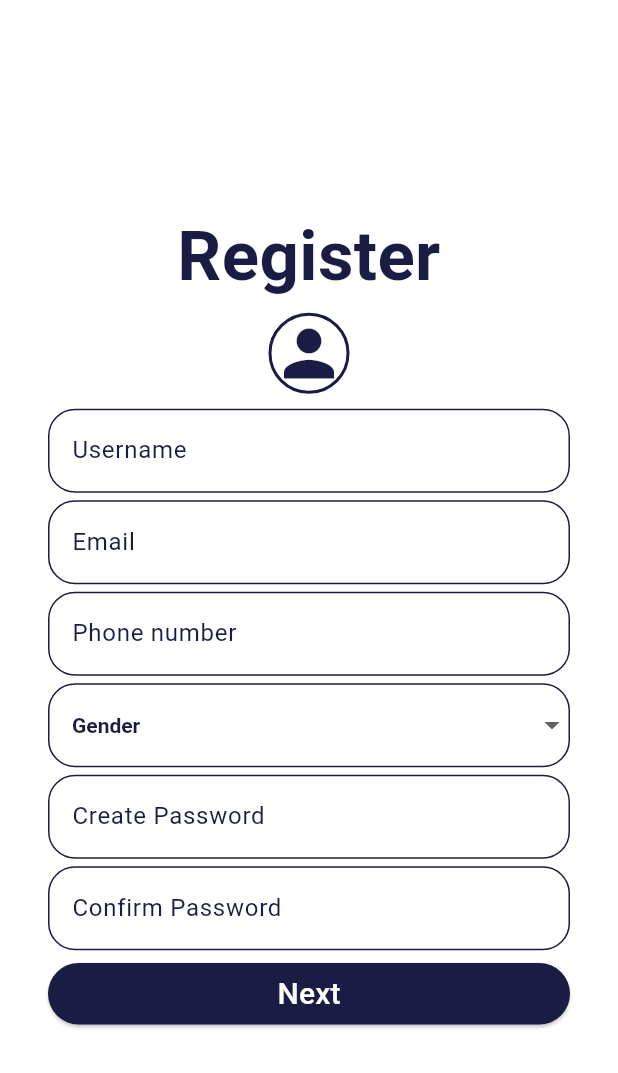
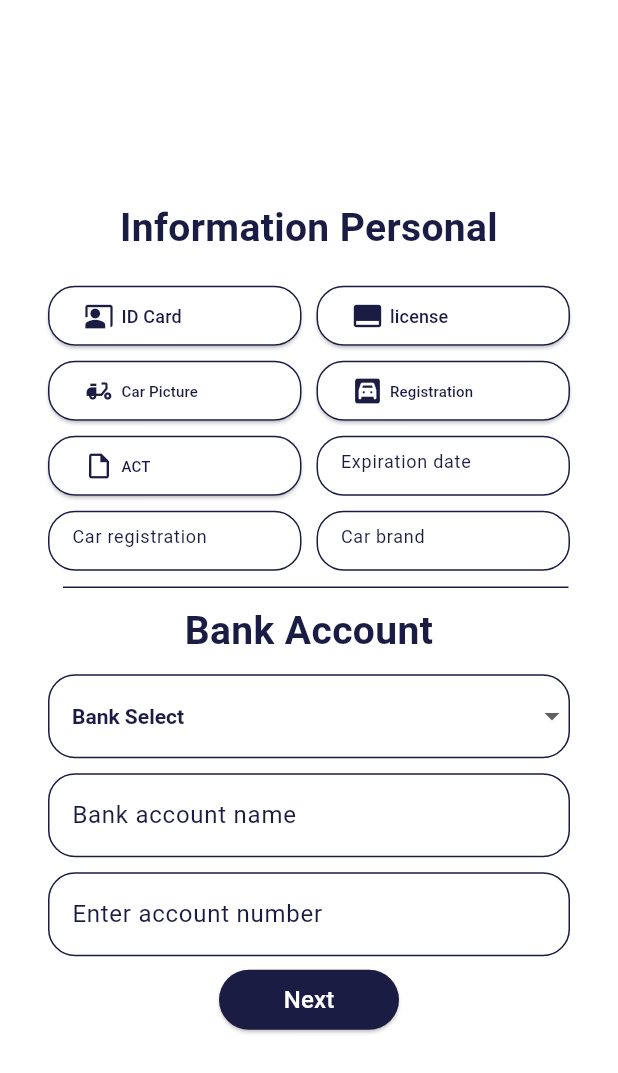
Before and after one commit to RELIEFCOSPLAY/GOTWO_APP, a Flutter app: the screen it shows after launch, on a phone screen of 412 x 824 dp. Shown: the top 1073 px of the screen. Run offline on Flutter 3.47's test engine with Material 3 defaults, Android fonts, the phone set to English and light mode, and no system bars.

Commit message:
main update

```diff
--- /dev/null
+++ b/lib/gotwo_Information.dart
@@ -0,0 +1,403 @@
+import 'package:flutter/material.dart';
+
+class GotwoInformation extends StatefulWidget {
+  @override
+  State<GotwoInformation> createState() => _GotwoInformationState();
+}
+
+class _GotwoInformationState extends State<GotwoInformation> {
+  TextEditingController expirationController = TextEditingController();
+  TextEditingController carRegistrationController = TextEditingController();
+  TextEditingController carBrandController = TextEditingController();
+  TextEditingController namebankAccountController = TextEditingController();
+  TextEditingController accountNumberController = TextEditingController();
+
+  static const List<String> list = <String>[
+    'Bank Select',
+    'Bank 1',
+    'Bank 2',
+  ];
+  String dropdownValue = list.first;
+
+  @override
+  Widget build(BuildContext context) {
+    return Container(
+      decoration: const BoxDecoration(
+          gradient: LinearGradient(
+        begin: Alignment.topRight,
+        end: Alignment.bottomLeft,
+        colors: [
+          Colors.white,
+          Colors.white,
+        ],
+      )),
+      child: Scaffold(
+        backgroundColor: Colors.transparent,
+        body: _page(),
+      ),
+    );
+  }
+
+  Widget _page() {
+    return Padding(
+      padding: const EdgeInsets.all(32.0),
+      child: Center(
+        child: Column(
+          mainAxisAlignment: MainAxisAlignment.center,
+          children: [
+            _aText(),
+            const SizedBox(height: 20),
+            Row(
+              children: [
+                Expanded(
+                  child: _idcardBtn(),
+                ),
+                const SizedBox(width: 10),
+                Expanded(
+                  child: _licenseBtn(),
+                )
+              ],
+            ),
+            const SizedBox(height: 10),
+            Row(
+              children: [
+                Expanded(
+                  child: _carPictureBtn(),
+                ),
+                const SizedBox(width: 10),
+                Expanded(
+                  child:
+                      _carRegistrationBtn(),
+                )
+              ],
+            ),
+            const SizedBox(height: 10),
+            Row(
+              children: [
+                Expanded(
+                  child: _carACTBtn(),
+                ),
+                const SizedBox(width: 10),
+                Expanded(
+                  child: _inputField("Expiration date", expirationController),
+                )
+              ],
+            ),
+            const SizedBox(height: 10),
+            Row(
+              children: [
+                Expanded(
+                  child: _inputField("Car registration", carRegistrationController),
+                ),
+                const SizedBox(width: 10),
+                Expanded(
+                  child: _inputField("Car brand", carBrandController),
+                )
+              ],
+            ),
+            const SizedBox(height: 10),
+            const Divider(
+              color: Color(0xff1a1c43),
+              height: 2,
+              thickness: 1,
+              indent: 10,
+              endIndent: 1,
+            ),
+            const SizedBox(height: 10),
+            _bText(),
+            const SizedBox(height: 10),
+            _dropdown(),
+            const SizedBox(height: 10),
+            _inputField2("Bank account name", namebankAccountController),
+            const SizedBox(height: 10),
+            _inputField2("Enter account number", accountNumberController),
+            const SizedBox(height: 5),
+            _nextBtn(),
+          ],
+        ),
+      ),
+    );
+  }
+
+  Widget _aText() {
+    return const Text(
+      "Information Personal",
+      textAlign: TextAlign.center,
+      style: TextStyle(
+          fontSize: 26, color: Color(0xff1a1c43), fontWeight: FontWeight.bold),
+    );
+  }
+
+  Widget _inputField(String hintText, TextEditingController controller,
+      {isPassword = false}) {
+    var border = OutlineInputBorder(
+        borderRadius: BorderRadius.circular(18),
+        borderSide: const BorderSide(color: Color(0xff1a1c43)));
+
+    return SizedBox(
+      height: 40,
+      width: 100,
+      child: TextField(
+        style: const TextStyle(color: Color(0xff1a1c43), fontSize: 12),
+        controller: controller,
+        decoration: InputDecoration(
+          hintText: hintText,
+          hintStyle: const TextStyle(color: Color(0xff1a1c43)),
+          enabledBorder: border,
+          focusedBorder: border,
+        ),
+        obscureText: isPassword,
+      ),
+    );
+  }
+
+  Widget _inputField2(String hintText, TextEditingController controller,
+      {isPassword = false}) {
+    var border = OutlineInputBorder(
+        borderRadius: BorderRadius.circular(18),
+        borderSide: const BorderSide(color: Color(0xff1a1c43)));
+
+    return SizedBox(
+      child: TextField(
+        style: const TextStyle(
+          color: Color(0xff1a1c43),
+        ),
+        controller: controller,
+        decoration: InputDecoration(
+          hintText: hintText,
+          hintStyle: const TextStyle(color: Color(0xff1a1c43)),
+          enabledBorder: border,
+          focusedBorder: border,
+        ),
+        obscureText: isPassword,
+      ),
+    );
+  }
+
+  Widget _bText() {
+    return const Text(
+      "Bank Account",
+      textAlign: TextAlign.center,
+      style: TextStyle(
+          fontSize: 26, color: Color(0xff1a1c43), fontWeight: FontWeight.bold),
+    );
+  }
+
+  Widget _dropdown() {
+    var border = OutlineInputBorder(
+        borderRadius: BorderRadius.circular(18),
+        borderSide: const BorderSide(color: Color(0xff1a1c43)));
+
+    return DropdownButtonFormField<String>(
+      hint: const Text('Gender'),
+      decoration: InputDecoration(
+        enabledBorder: border,
+        focusedBorder: border,
+      ),
+      value: dropdownValue,
+      elevation: 16,
+      style: const TextStyle(
+        color: Color(0xff1a1c43),
+        fontWeight: FontWeight.bold,
+      ),
+      borderRadius: BorderRadius.circular(18),
+      onChanged: (String? value) {
+        // This is called when the user selects an item.
+        setState(() {
+          dropdownValue = value!;
+        });
+      },
+      items: list.map<DropdownMenuItem<String>>((String value) {
+        return DropdownMenuItem<String>(
+          value: value,
+          child: Text(value),
+        );
+      }).toList(),
+    );
+  }
+
+  Widget _nextBtn() {
+    return ElevatedButton(
+      onPressed: () {},
+      style: ElevatedButton.styleFrom(
+        fixedSize: const Size(120, 24),
+        foregroundColor: Colors.blue,
+        backgroundColor: const Color(0xff1a1c43),
+        shape: const StadiumBorder(),
+        padding: const EdgeInsets.symmetric(vertical: 2),
+      ),
+      child: const SizedBox(
+          width: double.infinity,
+          child: Text(
+            "Next",
+            textAlign: TextAlign.center,
+            style: TextStyle(fontSize: 16, color: Colors.white),
+          )),
+    );
+  }
+
+  Widget _idcardBtn() {
+    return SizedBox(
+      width: 100,
+      height: 40,
+      child: ElevatedButton(
+        onPressed: () {},
+        style: ButtonStyle(
+            backgroundColor: const WidgetStatePropertyAll(Colors.white),
+            shape: WidgetStateProperty.all<RoundedRectangleBorder>(
+                RoundedRectangleBorder(
+                    borderRadius: BorderRadius.circular(18.0),
+                    side: const BorderSide(color: Color(0xff1a1c43))))),
+        child: const SizedBox(
+            width: double.infinity,
+            child: Row(
+              children: [
+                Icon(
+                  Icons.co_present,
+                  color: Color(0xff1a1c43),
+                  size: 20.0,
+                ),
+                SizedBox(width: 5),
+                Text(
+                  "ID Card",
+                  textAlign: TextAlign.center,
+                  style: TextStyle(fontSize: 12, color: Color(0xff1a1c43)),
+                ),
+              ],
+            )),
+      ),
+    );
+  }
+
+  Widget _licenseBtn() {
+    return SizedBox(
+      width: 100,
+      height: 40,
+      child: ElevatedButton(
+        onPressed: () {},
+        style: ButtonStyle(
+            backgroundColor: const WidgetStatePropertyAll(Colors.white),
+            shape: WidgetStateProperty.all<RoundedRectangleBorder>(
+                RoundedRectangleBorder(
+                    borderRadius: BorderRadius.circular(18.0),
+                    side: const BorderSide(color: Color(0xff1a1c43))))),
+        child: const SizedBox(
+            width: double.infinity,
+            child: Row(
+              children: [
+                Icon(
+                  Icons.call_to_action,
+                  color: Color(0xff1a1c43),
+                  size: 20.0,
+                ),
+                SizedBox(width: 5),
+                Text(
+                  "license",
+                  textAlign: TextAlign.center,
+                  style: TextStyle(fontSize: 12, color: Color(0xff1a1c43)),
+                ),
+              ],
+            )),
+      ),
+    );
+  }
+
+  Widget _carPictureBtn() {
+    return SizedBox(
+      width: 100,
+      height: 40,
+      child: ElevatedButton(
+        onPressed: () {},
+        style: ButtonStyle(
+            backgroundColor: const WidgetStatePropertyAll(Colors.white),
+            shape: WidgetStateProperty.all<RoundedRectangleBorder>(
+                RoundedRectangleBorder(
+                    borderRadius: BorderRadius.circular(18.0),
+                    side: const BorderSide(color: Color(0xff1a1c43))))),
+        child: const SizedBox(
+            width: double.infinity,
+            child: Row(
+              children: [
+                Icon(
+                  Icons.moped,
+                  color: Color(0xff1a1c43),
+                  size: 20.0,
+                ),
+                SizedBox(width: 5),
+                Text(
+                  "Car Picture",
+                  textAlign: TextAlign.center,
+                  style: TextStyle(fontSize: 10, color: Color(0xff1a1c43)),
+                ),
+              ],
+            )),
+      ),
+    );
+  }
+
+  Widget _carRegistrationBtn() {
+    return SizedBox(
+      width: 100,
+      height: 40,
+      child: ElevatedButton(
+        onPressed: () {},
+        style: ButtonStyle(
+            backgroundColor: const WidgetStatePropertyAll(Colors.white),
+            shape: WidgetStateProperty.all<RoundedRectangleBorder>(
+                RoundedRectangleBorder(
+                    borderRadius: BorderRadius.circular(18.0),
+                    side: const BorderSide(color: Color(0xff1a1c43))))),
+        child: const SizedBox(
+            width: double.infinity,
+            child: Row(
+              children: [
+                Icon(
+                  Icons.garage,
+                  color: Color(0xff1a1c43),
+                  size: 20.0,
+                ),
+                SizedBox(width: 5),
+                Text(
+                  "Registration",
+                  textAlign: TextAlign.center,
+                  style: TextStyle(fontSize: 10, color: Color(0xff1a1c43)),
+                ),
+              ],
+            )),
+      ),
+    );
+  }
+
+  Widget _carACTBtn() {
+    return SizedBox(
+      width: 100,
+      height: 40,
+      child: ElevatedButton(
+        onPressed: () {},
+        style: ButtonStyle(
+            backgroundColor: const WidgetStatePropertyAll(Colors.white),
+            shape: WidgetStateProperty.all<RoundedRectangleBorder>(
+                RoundedRectangleBorder(
+                    borderRadius: BorderRadius.circular(18.0),
+                    side: const BorderSide(color: Color(0xff1a1c43))))),
+        child: const SizedBox(
+            width: double.infinity,
+            child: Row(
+              children: [
+                Icon(
+                  Icons.insert_drive_file_outlined,
+                  color: Color(0xff1a1c43),
+                  size: 20.0,
+                ),
+                SizedBox(width: 5),
+                Text(
+                  "ACT",
+                  textAlign: TextAlign.center,
+                  style: TextStyle(fontSize: 10, color: Color(0xff1a1c43)),
+                ),
+              ],
+            )),
+      ),
+    );
+  }
+}
--- a/lib/gotwo_Register.dart
+++ b/lib/gotwo_Register.dart
@@ -149,6 +149,7 @@ class _Rider_RegisterState extends State<Rider_Register> {
         debugPrint("Gender: " + dropdownValue);
       },
       style: ElevatedButton.styleFrom(
+        fixedSize: Size(120, 34),
         foregroundColor: Colors.blue,
         backgroundColor: Color(0xff1a1c43),
         shape: const StadiumBorder(),
--- a/lib/gotwo_login.dart
+++ b/lib/gotwo_login.dart
@@ -89,6 +89,7 @@ class _GotwoLoginState extends State<GotwoLogin> {
         debugPrint("Password : " + passwordController.text);
       },
       style: ElevatedButton.styleFrom(
+        fixedSize: Size(120, 34),
         foregroundColor: Colors.blue,
         backgroundColor: Color(0xff1a1c43),
         shape: const StadiumBorder(),
--- a/lib/main.dart
+++ b/lib/main.dart
@@ -1,4 +1,6 @@
 import 'package:flutter/material.dart';
+import 'package:gotwo_app/gotwo_Information.dart';
+// ignore: unused_import
 import 'package:gotwo_app/gotwo_Register.dart';
 // ignore: unused_import
 import 'package:gotwo_app/gotwo_login.dart';
@@ -21,7 +23,7 @@ class MyApp extends StatelessWidget {
         colorScheme: ColorScheme.fromSeed(seedColor: Colors.deepPurple),
         useMaterial3: true,
       ),
-      home: Rider_Register(),
+      home: GotwoInformation(),
     );
   }
 }
```
